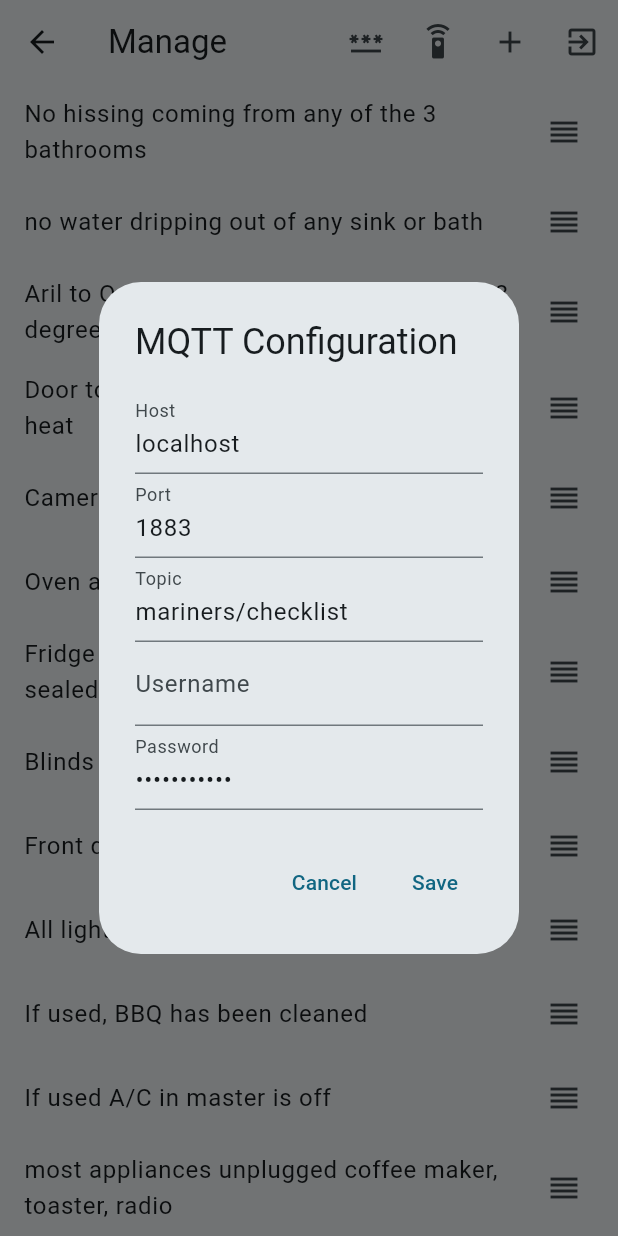
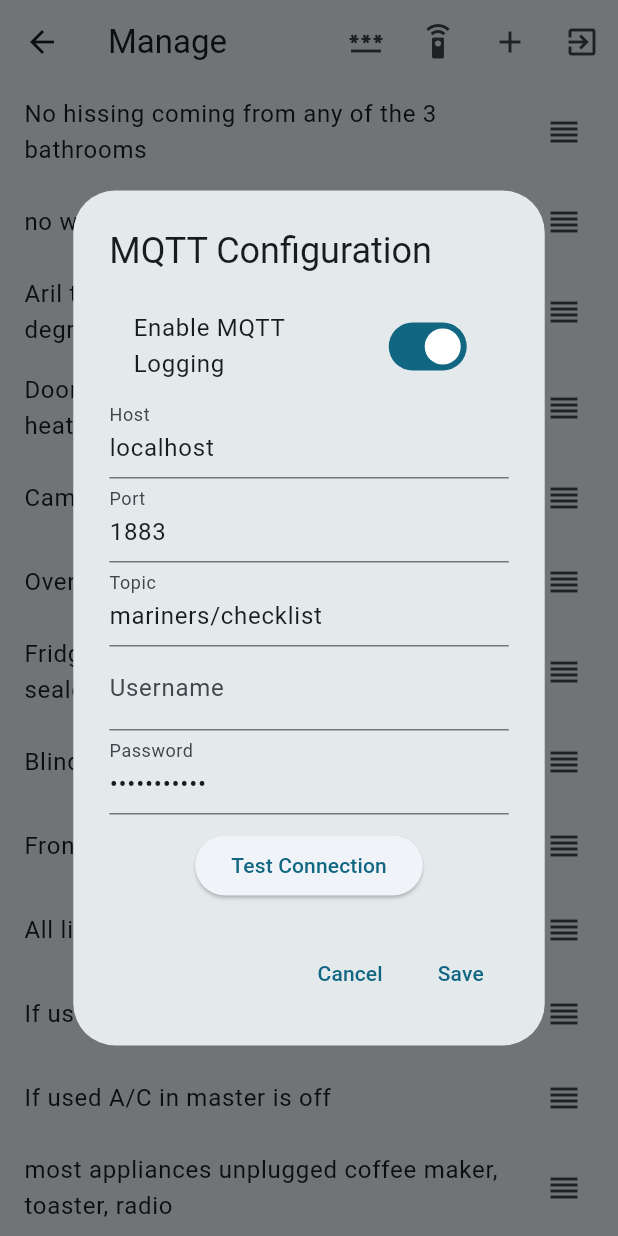
Before and after one commit to tmavroidis/marinerschecklist, a Flutter app: the ManageQuestionsPage screen opened directly, after a tap on the "settings remote" icon, on a phone screen of 412 x 824 dp. Run offline on Flutter 3.47's test engine with Material 3 defaults, Android fonts, the phone set to English and light mode, and no system bars; our stand-ins replace flutter_secure_storage, shared_preferences; missing offline and left inert: mqtt_client; accounts and stored records are empty.

Commit message:
added test button to mqtt and ability to turn logging off

```diff
--- a/lib/main.dart
+++ b/lib/main.dart
@@ -621,6 +621,7 @@ class ManageQuestionsPage extends StatefulWidget {
 
 class _ManageQuestionsPageState extends State<ManageQuestionsPage> {
   final _storage = StorageService();
+  final _mqttService = MqttService();
   List<ChecklistItem> _questions = [];
   bool _isLoading = true;
 
@@ -677,22 +678,53 @@ class _ManageQuestionsPageState extends State<ManageQuestionsPage> {
     final topicController = TextEditingController(text: settings['topic']);
     final userController = TextEditingController(text: settings['username']);
     final passController = TextEditingController(text: settings['password']);
+    bool mqttEnabled = settings['enabled'] == 'true';
 
     if (!mounted) return;
 
     await showDialog(
       context: context,
-      builder: (context) => AlertDialog(
+      builder: (context) => StatefulBuilder(
+        builder: (context, setDialogState) => AlertDialog(
           title: const Text('MQTT Configuration'),
           content: SingleChildScrollView(
             child: Column(
               mainAxisSize: MainAxisSize.min,
               children: [
+                SwitchListTile(
+                  title: const Text('Enable MQTT Logging'),
+                  value: mqttEnabled,
+                  onChanged: (val) => setDialogState(() => mqttEnabled = val),
+                ),
                 TextField(controller: hostController, decoration: const InputDecoration(labelText: 'Host')),
                 TextField(controller: portController, decoration: const InputDecoration(labelText: 'Port')),
                 TextField(controller: topicController, decoration: const InputDecoration(labelText: 'Topic')),
                 TextField(controller: userController, decoration: const InputDecoration(labelText: 'Username')),
-              TextField(controller: passController, decoration: const InputDecoration(labelText: 'Password'), obscureText: true),
+                TextField(
+                  controller: passController,
+                  decoration: const InputDecoration(labelText: 'Password'),
+                  obscureText: true,
+                ),
+                const SizedBox(height: 10),
+                ElevatedButton(
+                  onPressed: () async {
+                    final success = await _mqttService.testConnection(
+                      host: hostController.text,
+                      port: portController.text,
+                      username: userController.text,
+                      password: passController.text,
+                    );
+                    if (context.mounted) {
+                      ScaffoldMessenger.of(context).showSnackBar(
+                        SnackBar(
+                          content: Text(success ? 'MQTT Connection Successful!' : 'MQTT Connection Failed'),
+                          backgroundColor: success ? Colors.green : Colors.red,
+                        ),
+                      );
+                    }
+                  },
+                  child: const Text('Test Connection'),
+                ),
               ],
             ),
           ),
@@ -706,6 +738,7 @@ class _ManageQuestionsPageState extends State<ManageQuestionsPage> {
                   'topic': topicController.text,
                   'username': userController.text,
                   'password': passController.text,
+                  'enabled': mqttEnabled.toString(),
                 });
                 if (context.mounted) {
                   Navigator.pop(context);
@@ -717,6 +750,7 @@ class _ManageQuestionsPageState extends State<ManageQuestionsPage> {
               child: const Text('Save'),
             ),
           ],
+        ),
       ),
     );
   }
--- a/lib/services/storage_service.dart
+++ b/lib/services/storage_service.dart
@@ -14,6 +14,7 @@ class StorageService {
   static const String _mqttTopicKey = 'mqtt_topic';
   static const String _mqttUserKey = 'mqtt_username';
   static const String _mqttPassKey = 'mqtt_password';
+  static const String _mqttEnabledKey = 'mqtt_enabled';
 
   final _secureStorage = const FlutterSecureStorage();
 
@@ -123,6 +124,7 @@ class StorageService {
     final host = prefs.getString(_mqttHostKey) ?? 'localhost';
     final port = prefs.getString(_mqttPortKey) ?? '1883';
     final topic = prefs.getString(_mqttTopicKey) ?? 'mariners/checklist';
+    final enabled = prefs.getBool(_mqttEnabledKey) ?? true;
 
     final username = await _secureStorage.read(key: _mqttUserKey) ?? 'tom';
     final password = await _secureStorage.read(key: _mqttPassKey) ?? 'witherwings';
@@ -131,6 +133,7 @@ class StorageService {
       'host': host,
       'port': port,
       'topic': topic,
+      'enabled': enabled.toString(),
       'username': username,
       'password': password,
     };
@@ -141,6 +144,9 @@ class StorageService {
     if (settings.containsKey('host')) await prefs.setString(_mqttHostKey, settings['host']!);
     if (settings.containsKey('port')) await prefs.setString(_mqttPortKey, settings['port']!);
     if (settings.containsKey('topic')) await prefs.setString(_mqttTopicKey, settings['topic']!);
+    if (settings.containsKey('enabled')) {
+      await prefs.setBool(_mqttEnabledKey, settings['enabled'] == 'true');
+    }
 
     if (settings.containsKey('username')) {
       await _secureStorage.write(key: _mqttUserKey, value: settings['username']);
```
Also changed, not shown: lib/services/mqtt_service.dart (+31 -0 lines). Lines whose indentation alone changed are shown as unchanged.
